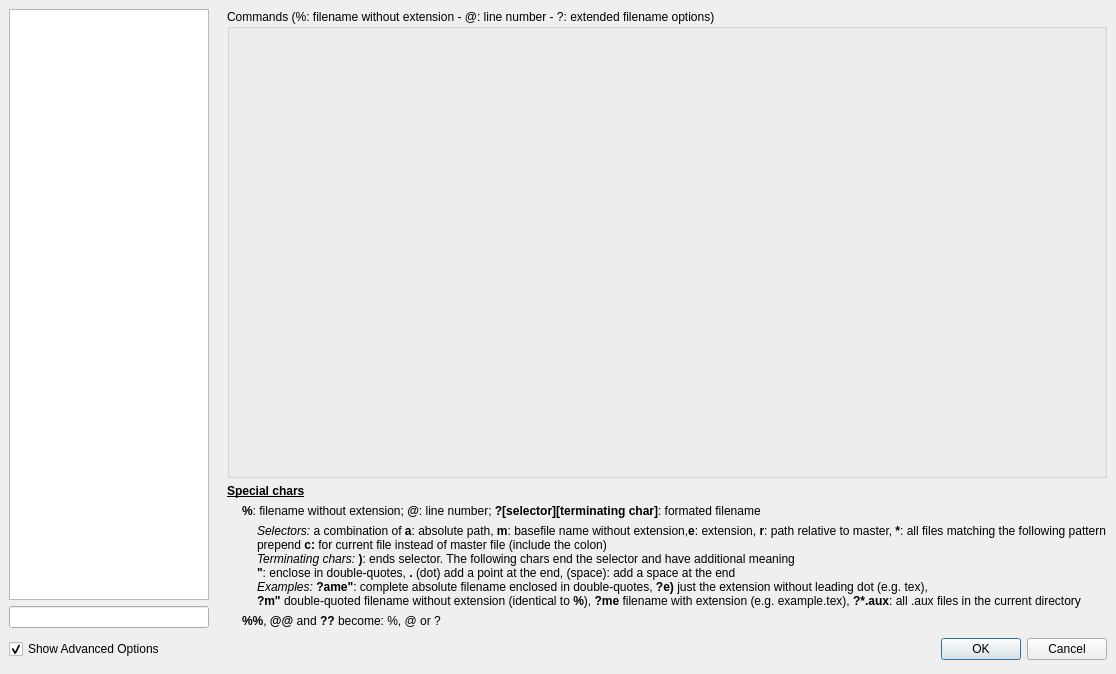
This is src/configdialog.ui in texstudio-org/texstudio as Qt 5 draws it before an edit. The edited form follows.
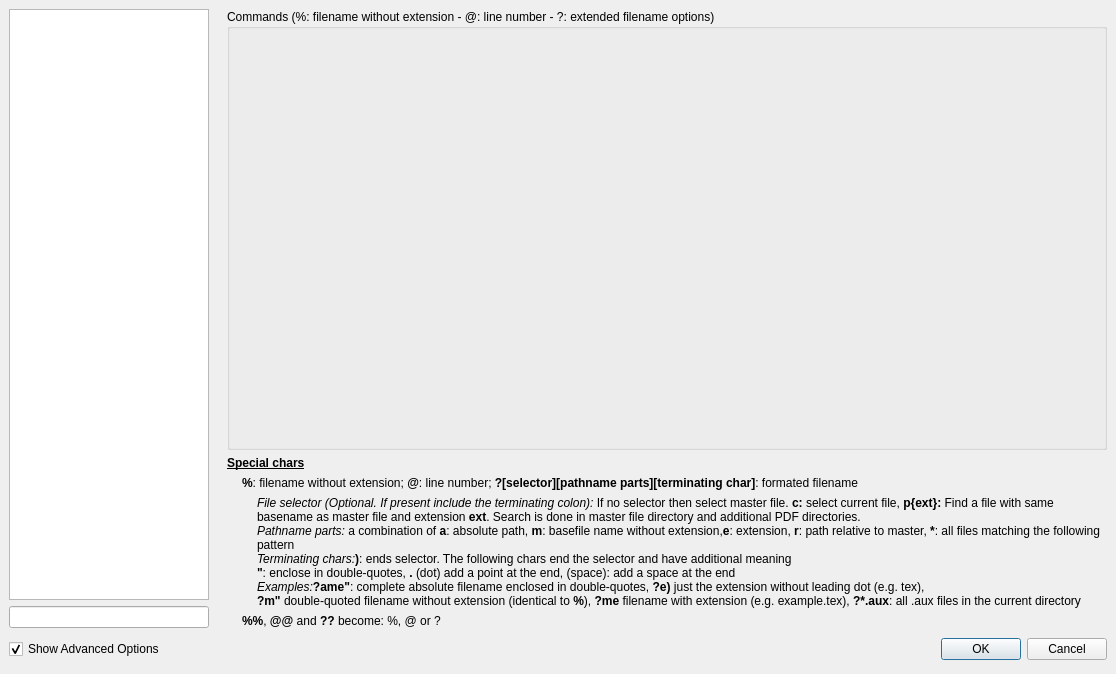
This is the edited form. The open tabs and pages were chosen to show the change. Icons and pictures are not drawn.

Commit message: Add information about the ?p{ext}: file selector in the help section of the config dialog.

Patch:
```diff
--- a/src/configdialog.ui
+++ b/src/configdialog.ui
@@ -666,8 +666,7 @@
        <item>
         <widget class="QLabel" name="label_4">
          <property name="text">
-          <string>&lt;b&gt;%&lt;/b&gt;: filename without extension; &lt;b&gt;@&lt;/b&gt;: line number; &lt;b&gt;?[selector][terminating char]&lt;/b&gt;: formated filename
-</string>
+          <string>&lt;b&gt;%&lt;/b&gt;: filename without extension; &lt;b&gt;@&lt;/b&gt;: line number; &lt;b&gt;?[selector][pathname parts][terminating char]&lt;/b&gt;: formated filename</string>
          </property>
          <property name="indent">
           <number>15</number>
@@ -677,12 +676,7 @@
        <item>
         <widget class="QLabel" name="label_17">
          <property name="text">
-          <string>&lt;i&gt;Selectors:&lt;/i&gt; a combination of &lt;b&gt;a&lt;/b&gt;: absolute path, &lt;!--&lt;i&gt;r&lt;/i&gt;: relative path, --&gt;&lt;b&gt;m&lt;/b&gt;: basefile name without extension,&lt;b&gt;e&lt;/b&gt;: extension, &lt;b&gt;r&lt;/b&gt;: path relative to master, &lt;b&gt;*&lt;/b&gt;: all files matching the following pattern&lt;br /&gt;
-prepend &lt;b&gt;c:&lt;/b&gt; for current file instead of master file (include the colon)&lt;br /&gt;
-&lt;i&gt;Terminating chars:&lt;/i&gt; &lt;b&gt;)&lt;/b&gt;: ends selector. The following chars end the selector and have additional meaning&lt;br /&gt;
-&lt;b&gt;&quot;&lt;/b&gt;: enclose in double-quotes, &lt;b&gt;.&lt;/b&gt; (dot) add a point at the end, (space): add a space at the end&lt;br /&gt;
-&lt;i&gt;Examples:&lt;/i&gt; &lt;b&gt;?ame&quot;&lt;/b&gt;: complete absolute filename enclosed in double-quotes, &lt;b&gt;?e)&lt;/b&gt; just the extension without leading dot (e.g. tex), &lt;br /&gt;
-&lt;b&gt;?m&quot;&lt;/b&gt; double-quoted filename without extension (identical to &lt;b&gt;%&lt;/b&gt;), &lt;b&gt;?me&lt;/b&gt; filename with extension (e.g. example.tex), &lt;b&gt;?*.aux&lt;/b&gt;: all .aux files in the current directory</string>
+          <string>&lt;i&gt;File selector (Optional. If present include the terminating colon):&lt;/i&gt; If no selector then select master file. &lt;b&gt;c:&lt;/b&gt; select current file, &lt;b&gt;p{ext}:&lt;/b&gt; Find a file with same basename as master file and extension &lt;b&gt;ext&lt;/b&gt;. Search is done in master file directory and additional PDF directories.&lt;br /&gt;&lt;i&gt;Pathname parts:&lt;/i&gt; a combination of &lt;b&gt;a&lt;/b&gt;: absolute path, &lt;b&gt;m&lt;/b&gt;: basefile name without extension,&lt;b&gt;e&lt;/b&gt;: extension, &lt;b&gt;r&lt;/b&gt;: path relative to master, &lt;b&gt;*&lt;/b&gt;: all files matching the following pattern&lt;br/&gt;&lt;i&gt;Terminating chars:&lt;/i&gt;&lt;b&gt;)&lt;/b&gt;: ends selector. The following chars end the selector and have additional meaning&lt;br/&gt;&lt;b&gt;&amp;quot;&lt;/b&gt;: enclose in double-quotes, &lt;b&gt;.&lt;/b&gt; (dot) add a point at the end, (space): add a space at the end&lt;br/&gt;&lt;i&gt;Examples:&lt;/i&gt;&lt;b&gt;?ame&amp;quot;&lt;/b&gt;: complete absolute filename enclosed in double-quotes, &lt;b&gt;?e)&lt;/b&gt; just the extension without leading dot (e.g. tex), &lt;br/&gt;&lt;b&gt;?m&amp;quot;&lt;/b&gt; double-quoted filename without extension (identical to &lt;b&gt;%&lt;/b&gt;), &lt;b&gt;?me&lt;/b&gt; filename with extension (e.g. example.tex), &lt;b&gt;?*.aux&lt;/b&gt;: all .aux files in the current directory</string>
          </property>
          <property name="wordWrap">
           <bool>true</bool>
```
Left out of the diff: 30 changed lines with no effect on the pictures.
